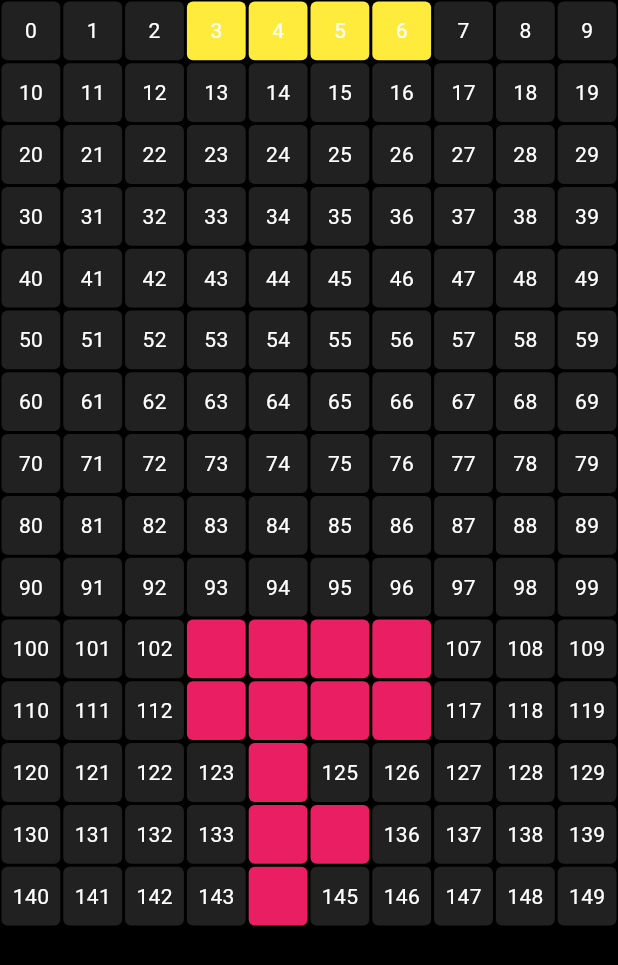
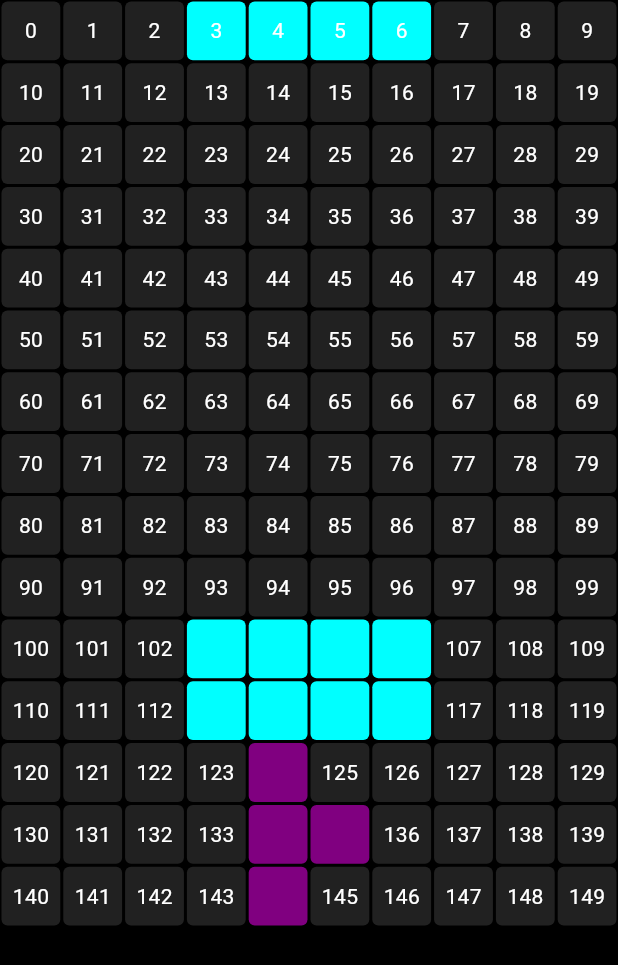
Before and after one commit to Sleusnarmed/tetris_app, a Flutter app: the screen it shows after launch, on a phone screen of 412 x 824 dp. Shown: the top 965 px of the screen. Run offline on Flutter 3.47's test engine with Material 3 defaults, Android fonts, the phone set to English and light mode, and no system bars.

Commit message:
color added

```diff
--- a/lib/board.dart
+++ b/lib/board.dart
@@ -111,9 +111,10 @@ class _GameBoardState extends State<GameBoard> {
           int row = (index / rowLength).floor();
           int col = index % rowLength;
           if (currentPiece.position.contains(index)) {
-            return Pixel(color: Colors.yellow, child: index);
+            return Pixel(color: currentPiece.color, child: index);
           } else if (gameBoard[row][col] != null) {
-            return Pixel(color: Colors.pink, child: '');
+            final Tetromino? tetrominoType = gameBoard[row][col];
+            return Pixel(color: tetrominoColors[tetrominoType], child: '');
           } else {
             return Pixel(color: Colors.grey[900], child: index);
           }
--- a/lib/piece.dart
+++ b/lib/piece.dart
@@ -1,3 +1,5 @@
+import 'dart:ui';
+
 import 'values.dart';
 
 class Piece {
@@ -7,6 +9,10 @@ class Piece {
 
   // the piece is just a list of integers
   List<int> position = [];
+
+  Color get color {
+    return tetrominoColors[type] ?? const Color(0xFFFFFFFF);
+  }
 
   void initializePiece() {
     switch (type) {
--- a/lib/values.dart
+++ b/lib/values.dart
@@ -1,3 +1,5 @@
+import 'dart:ui';
+
 int rowLength = 10;
 int colLength = 15;
 
@@ -12,3 +14,13 @@ enum Tetromino {
   Z,
   T,
 }
+
+const Map<Tetromino, Color> tetrominoColors = {
+  Tetromino.L: Color(0xFFFFA500), // Orange
+  Tetromino.J: Color(0xFF1E90FF), // Dodger Blue
+  Tetromino.I: Color(0xFF00FFFF), // Cyan
+  Tetromino.O: Color(0xFFFF1493), // Deep Pink
+  Tetromino.S: Color(0xFF32CD32), // Lime Green
+  Tetromino.Z: Color(0xFFFF0000), // Red
+  Tetromino.T: Color(0xFF800080), // Purple
+};
```
